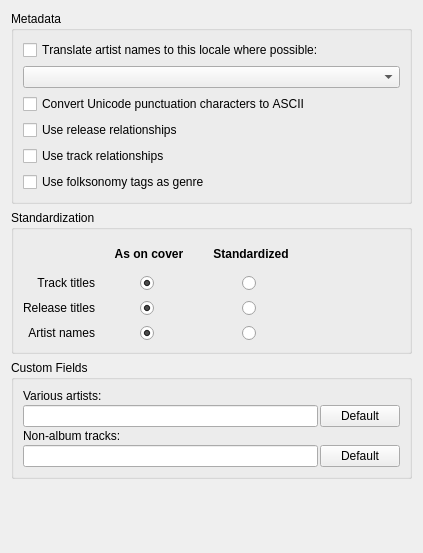
metabrainz/picard, file ui/options_metadata.ui: the form before one commit.
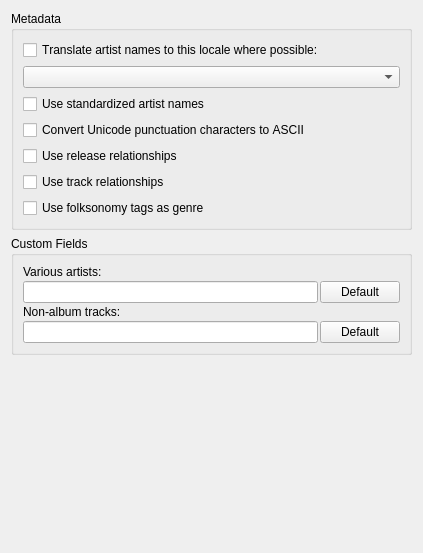
The form after the commit.

Commit message: Nuke track/release standardization options

```diff
--- a/ui/options_metadata.ui
+++ b/ui/options_metadata.ui
@@ -47,6 +47,13 @@
       <item>
        <widget class="QComboBox" name="artist_locale"/>
       </item>
+      <item>
+       <widget class="QCheckBox" name="standardize_artists">
+        <property name="text">
+         <string>Use standardized artist names</string>
+        </property>
+       </widget>
+      </item>
       <item>
        <widget class="QCheckBox" name="convert_punctuation">
         <property name="text">
@@ -78,468 +85,6 @@
      </layout>
     </widget>
    </item>
-   <item>
-    <widget class="QGroupBox" name="rename_files_2">
-     <property name="sizePolicy">
-      <sizepolicy hsizetype="Preferred" vsizetype="Maximum">
-       <horstretch>0</horstretch>
-       <verstretch>0</verstretch>
-      </sizepolicy>
-     </property>
-     <property name="minimumSize">
-      <size>
-       <width>397</width>
-       <height>144</height>
-      </size>
-     </property>
-     <property name="title">
-      <string>Standardization</string>
-     </property>
-     <property name="flat">
-      <bool>false</bool>
-     </property>
-     <layout class="QGridLayout" name="gridLayout">
-      <item row="0" column="1" colspan="3">
-       <widget class="QLabel" name="label">
-        <property name="sizePolicy">
-         <sizepolicy hsizetype="Preferred" vsizetype="Preferred">
-          <horstretch>0</horstretch>
-          <verstretch>0</verstretch>
-         </sizepolicy>
-        </property>
-        <property name="font">
-         <font>
-          <weight>75</weight>
-          <bold>true</bold>
-         </font>
-        </property>
-        <property name="text">
-         <string>As on cover</string>
-        </property>
-        <property name="alignment">
-         <set>Qt::AlignCenter</set>
-        </property>
-       </widget>
-      </item>
-      <item row="0" column="4" colspan="3">
-       <widget class="QLabel" name="label_2">
-        <property name="font">
-         <font>
-          <weight>75</weight>
-          <bold>true</bold>
-         </font>
-        </property>
-        <property name="text">
-         <string>Standardized</string>
-        </property>
-        <property name="alignment">
-         <set>Qt::AlignCenter</set>
-        </property>
-       </widget>
-      </item>
-      <item row="1" column="0">
-       <widget class="QLabel" name="label_3">
-        <property name="layoutDirection">
-         <enum>Qt::LeftToRight</enum>
-        </property>
-        <property name="text">
-         <string>Track titles</string>
-        </property>
-        <property name="alignment">
-         <set>Qt::AlignRight|Qt::AlignTrailing|Qt::AlignVCenter</set>
-        </property>
-       </widget>
-      </item>
-      <item row="1" column="1">
-       <spacer name="horizontalSpacer">
-        <property name="orientation">
-         <enum>Qt::Horizontal</enum>
-        </property>
-        <property name="sizeType">
-         <enum>QSizePolicy::Preferred</enum>
-        </property>
-        <property name="sizeHint" stdset="0">
-         <size>
-          <width>33</width>
-          <height>18</height>
-         </size>
-        </property>
-       </spacer>
-      </item>
-      <item row="1" column="2">
-       <widget class="QRadioButton" name="tracks_on_cover">
-        <property name="sizePolicy">
-         <sizepolicy hsizetype="Fixed" vsizetype="Fixed">
-          <horstretch>0</horstretch>
-          <verstretch>0</verstretch>
-         </sizepolicy>
-        </property>
-        <property name="minimumSize">
-         <size>
-          <width>18</width>
-          <height>18</height>
-         </size>
-        </property>
-        <property name="layoutDirection">
-         <enum>Qt::LeftToRight</enum>
-        </property>
-        <property name="text">
-         <string/>
-        </property>
-        <property name="iconSize">
-         <size>
-          <width>16</width>
-          <height>16</height>
-         </size>
-        </property>
-        <property name="checked">
-         <bool>true</bool>
-        </property>
-        <attribute name="buttonGroup">
-         <string>buttonGroup</string>
-        </attribute>
-       </widget>
-      </item>
-      <item row="1" column="3">
-       <spacer name="horizontalSpacer_7">
-        <property name="orientation">
-         <enum>Qt::Horizontal</enum>
-        </property>
-        <property name="sizeType">
-         <enum>QSizePolicy::Preferred</enum>
-        </property>
-        <property name="sizeHint" stdset="0">
-         <size>
-          <width>33</width>
-          <height>18</height>
-         </size>
-        </property>
-       </spacer>
-      </item>
-      <item row="1" column="4">
-       <spacer name="horizontalSpacer_4">
-        <property name="orientation">
-         <enum>Qt::Horizontal</enum>
-        </property>
-        <property name="sizeType">
-         <enum>QSizePolicy::Preferred</enum>
-        </property>
-        <property name="sizeHint" stdset="0">
-         <size>
-          <width>33</width>
-          <height>18</height>
-         </size>
-        </property>
-       </spacer>
-      </item>
-      <item row="1" column="5">
-       <widget class="QRadioButton" name="standardize_tracks">
-        <property name="enabled">
-         <bool>true</bool>
-        </property>
-        <property name="sizePolicy">
-         <sizepolicy hsizetype="Fixed" vsizetype="Fixed">
-          <horstretch>0</horstretch>
-          <verstretch>0</verstretch>
-         </sizepolicy>
-        </property>
-        <property name="minimumSize">
-         <size>
-          <width>18</width>
-          <height>18</height>
-         </size>
-        </property>
-        <property name="text">
-         <string/>
-        </property>
-        <attribute name="buttonGroup">
-         <string>buttonGroup</string>
-        </attribute>
-       </widget>
-      </item>
-      <item row="1" column="6">
-       <spacer name="horizontalSpacer_10">
-        <property name="orientation">
-         <enum>Qt::Horizontal</enum>
-        </property>
-        <property name="sizeType">
-         <enum>QSizePolicy::Preferred</enum>
-        </property>
-        <property name="sizeHint" stdset="0">
-         <size>
-          <width>33</width>
-          <height>18</height>
-         </size>
-        </property>
-       </spacer>
-      </item>
-      <item row="2" column="0">
-       <widget class="QLabel" name="label_4">
-        <property name="text">
-         <string>Release titles</string>
-        </property>
-        <property name="alignment">
-         <set>Qt::AlignRight|Qt::AlignTrailing|Qt::AlignVCenter</set>
-        </property>
-       </widget>
-      </item>
-      <item row="2" column="1">
-       <spacer name="horizontalSpacer_2">
-        <property name="orientation">
-         <enum>Qt::Horizontal</enum>
-        </property>
-        <property name="sizeType">
-         <enum>QSizePolicy::Preferred</enum>
-        </property>
-        <property name="sizeHint" stdset="0">
-         <size>
-          <width>33</width>
-          <height>18</height>
-         </size>
-        </property>
-       </spacer>
-      </item>
-      <item row="2" column="2">
-       <widget class="QRadioButton" name="releases_on_cover">
-        <property name="sizePolicy">
-         <sizepolicy hsizetype="Fixed" vsizetype="Fixed">
-          <horstretch>0</horstretch>
-          <verstretch>0</verstretch>
-         </sizepolicy>
-        </property>
-        <property name="minimumSize">
-         <size>
-          <width>18</width>
-          <height>18</height>
-         </size>
-        </property>
-        <property name="text">
-         <string/>
-        </property>
-        <property name="checked">
-         <bool>true</bool>
-        </property>
-        <attribute name="buttonGroup">
-         <string>buttonGroup_2</string>
-        </attribute>
-       </widget>
-      </item>
-      <item row="2" column="3">
-       <spacer name="horizontalSpacer_8">
-        <property name="orientation">
-         <enum>Qt::Horizontal</enum>
-        </property>
-        <property name="sizeType">
-         <enum>QSizePolicy::Preferred</enum>
-        </property>
-        <property name="sizeHint" stdset="0">
-         <size>
-          <width>33</width>
-          <height>18</height>
-         </size>
-        </property>
-       </spacer>
-      </item>
-      <item row="2" column="4">
-       <spacer name="horizontalSpacer_5">
-        <property name="orientation">
-         <enum>Qt::Horizontal</enum>
-        </property>
-        <property name="sizeType">
-         <enum>QSizePolicy::Preferred</enum>
-        </property>
-        <property name="sizeHint" stdset="0">
-         <size>
-          <width>33</width>
-          <height>18</height>
-         </size>
-        </property>
-       </spacer>
-      </item>
-      <item row="2" column="5">
-       <widget class="QRadioButton" name="standardize_releases">
-        <property name="sizePolicy">
-         <sizepolicy hsizetype="Fixed" vsizetype="Fixed">
-          <horstretch>0</horstretch>
-          <verstretch>0</verstretch>
-         </sizepolicy>
-        </property>
-        <property name="minimumSize">
-         <size>
-          <width>18</width>
-          <height>18</height>
-         </size>
-        </property>
-        <property name="text">
-         <string/>
-        </property>
-        <attribute name="buttonGroup">
-         <string>buttonGroup_2</string>
-        </attribute>
-       </widget>
-      </item>
-      <item row="2" column="6">
-       <spacer name="horizontalSpacer_11">
-        <property name="orientation">
-         <enum>Qt::Horizontal</enum>
-        </property>
-        <property name="sizeType">
-         <enum>QSizePolicy::Preferred</enum>
-        </property>
-        <property name="sizeHint" stdset="0">
-         <size>
-          <width>33</width>
-          <height>18</height>
-         </size>
-        </property>
-       </spacer>
-      </item>
-      <item row="3" column="0">
-       <widget class="QLabel" name="label_5">
-        <property name="text">
-         <string>Artist names</string>
-        </property>
-        <property name="alignment">
-         <set>Qt::AlignRight|Qt::AlignTrailing|Qt::AlignVCenter</set>
-        </property>
-       </widget>
-      </item>
-      <item row="3" column="1">
-       <spacer name="horizontalSpacer_3">
-        <property name="orientation">
-         <enum>Qt::Horizontal</enum>
-        </property>
-        <property name="sizeType">
-         <enum>QSizePolicy::Preferred</enum>
-        </property>
-        <property name="sizeHint" stdset="0">
-         <size>
-          <width>33</width>
-          <height>18</height>
-         </size>
-        </property>
-       </spacer>
-      </item>
-      <item row="3" column="2">
-       <widget class="QRadioButton" name="artists_on_cover">
-        <property name="sizePolicy">
-         <sizepolicy hsizetype="Fixed" vsizetype="Fixed">
-          <horstretch>0</horstretch>
-          <verstretch>0</verstretch>
-         </sizepolicy>
-        </property>
-        <property name="minimumSize">
-         <size>
-          <width>18</width>
-          <height>18</height>
-         </size>
-        </property>
-        <property name="text">
-         <string/>
-        </property>
-        <property name="iconSize">
-         <size>
-          <width>16</width>
-          <height>16</height>
-         </size>
-        </property>
-        <property name="checked">
-         <bool>true</bool>
-        </property>
-        <attribute name="buttonGroup">
-         <string>buttonGroup_3</string>
-        </attribute>
-       </widget>
-      </item>
-      <item row="3" column="3">
-       <spacer name="horizontalSpacer_9">
-        <property name="orientation">
-         <enum>Qt::Horizontal</enum>
-        </property>
-        <property name="sizeType">
-         <enum>QSizePolicy::Preferred</enum>
-        </property>
-        <property name="sizeHint" stdset="0">
-         <size>
-          <width>33</width>
-          <height>18</height>
-         </size>
-        </property>
-       </spacer>
-      </item>
-      <item row="3" column="4">
-       <spacer name="horizontalSpacer_6">
-        <property name="orientation">
-         <enum>Qt::Horizontal</enum>
-        </property>
-        <property name="sizeType">
-         <enum>QSizePolicy::Preferred</enum>
-        </property>
-        <property name="sizeHint" stdset="0">
-         <size>
-          <width>33</width>
-          <height>18</height>
-         </size>
-        </property>
-       </spacer>
-      </item>
-      <item row="3" column="5">
-       <widget class="QRadioButton" name="standardize_artists">
-        <property name="sizePolicy">
-         <sizepolicy hsizetype="Fixed" vsizetype="Fixed">
-          <horstretch>0</horstretch>
-          <verstretch>0</verstretch>
-         </sizepolicy>
-        </property>
-        <property name="minimumSize">
-         <size>
-          <width>18</width>
-          <height>18</height>
-         </size>
-        </property>
-        <property name="text">
-         <string/>
-        </property>
-        <attribute name="buttonGroup">
-         <string>buttonGroup_3</string>
-        </attribute>
-       </widget>
-      </item>
-      <item row="3" column="6">
-       <spacer name="horizontalSpacer_12">
-        <property name="orientation">
-         <enum>Qt::Horizontal</enum>
-        </property>
-        <property name="sizeType">
-         <enum>QSizePolicy::Preferred</enum>
-        </property>
-        <property name="sizeHint" stdset="0">
-         <size>
-          <width>33</width>
-          <height>18</height>
-         </size>
-        </property>
-       </spacer>
-      </item>
-      <item row="2" column="7">
-       <spacer name="horizontalSpacer_13">
-        <property name="orientation">
-         <enum>Qt::Horizontal</enum>
-        </property>
-        <property name="sizeType">
-         <enum>QSizePolicy::MinimumExpanding</enum>
-        </property>
-        <property name="sizeHint" stdset="0">
-         <size>
-          <width>40</width>
-          <height>20</height>
-         </size>
-        </property>
-       </spacer>
-      </item>
-     </layout>
-    </widget>
-   </item>
    <item>
     <widget class="QGroupBox" name="rename_files_3">
      <property name="sizePolicy">
```
The commit also changes 3 other files.
